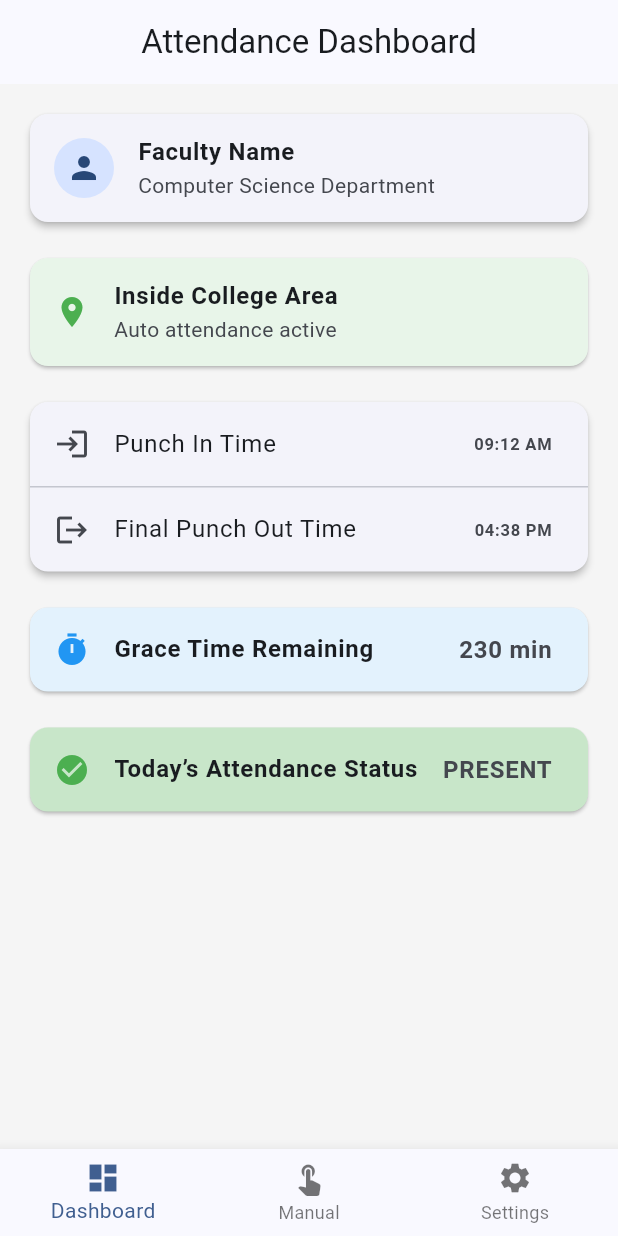
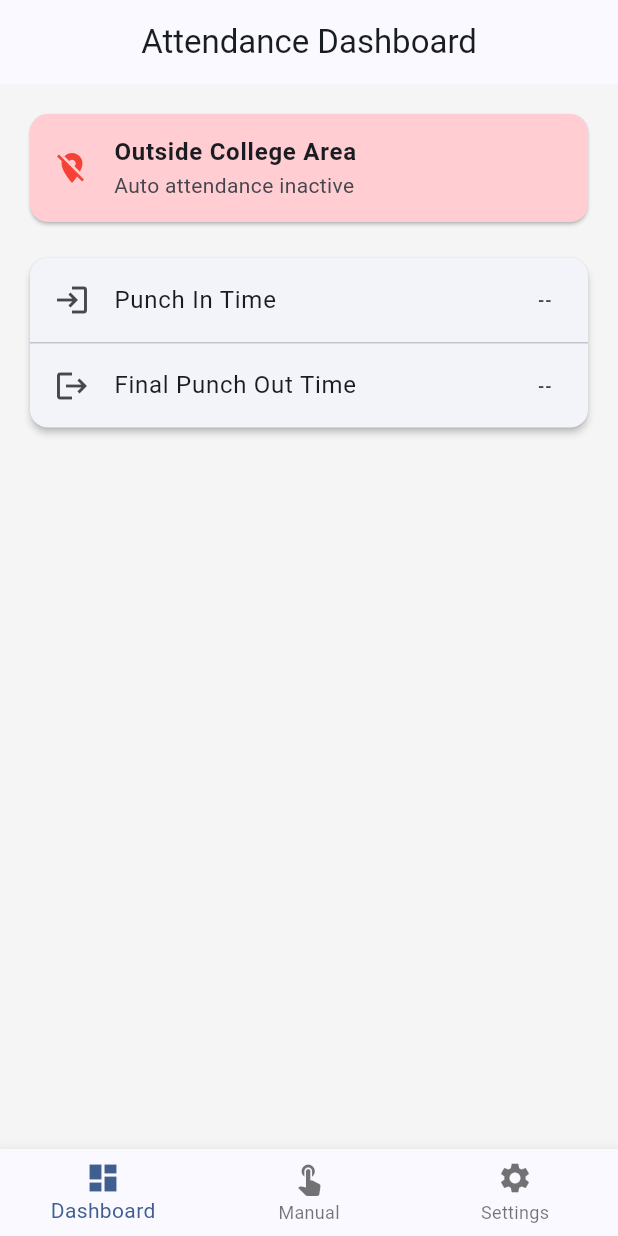
Before and after one commit to viperdetox-creator/Auto-attendance, a Flutter app: the screen it shows after launch, after a tap on "Login", on a phone screen of 412 x 824 dp. Run offline on Flutter 3.47's test engine with Material 3 defaults, Android fonts, the light colour scheme and no system bars; our stand-ins replace geolocator.

Commit message:
Add attendance services and update routing

```diff
--- /dev/null
+++ b/lib/core/services/attendance_service.dart
@@ -0,0 +1,19 @@
+import 'package:flutter/foundation.dart';
+
+class AttendanceService extends ChangeNotifier {
+  DateTime? punchIn;
+  DateTime? finalPunchOut;
+  bool isInside = false;
+
+  void onEnter(DateTime time) {
+    punchIn ??= time; // first punch in only
+    isInside = true;
+    notifyListeners(); // 🔹 notify UI
+  }
+
+  void onExit(DateTime time) {
+    finalPunchOut = time; // always overwrite
+    isInside = false;
+    notifyListeners(); // 🔹 notify UI
+  }
+}
--- /dev/null
+++ b/lib/core/services/geofence_service.dart
@@ -0,0 +1,35 @@
+import 'package:geolocator/geolocator.dart';
+
+class GeofenceService {
+  final double centerLat;
+  final double centerLng;
+  final double radiusInMeters;
+
+  bool _isInside = false;
+
+  GeofenceService({
+    required this.centerLat,
+    required this.centerLng,
+    this.radiusInMeters = 50,
+  });
+
+  /// Returns true only when inside/outside state changes
+  bool check(Position position) {
+    final distance = Geolocator.distanceBetween(
+      centerLat,
+      centerLng,
+      position.latitude,
+      position.longitude,
+    );
+
+    final inside = distance <= radiusInMeters;
+
+    if (inside != _isInside) {
+      _isInside = inside;
+      return true;
+    }
+    return false;
+  }
+
+  bool get isInside => _isInside;
+}
--- /dev/null
+++ b/lib/core/services/location_service.dart
@@ -0,0 +1,25 @@
+import 'package:geolocator/geolocator.dart';
+
+class LocationService {
+  Future<bool> ensurePermission() async {
+    final enabled = await Geolocator.isLocationServiceEnabled();
+    if (!enabled) return false;
+
+    var permission = await Geolocator.checkPermission();
+    if (permission == LocationPermission.denied) {
+      permission = await Geolocator.requestPermission();
+    }
+
+    return permission == LocationPermission.always ||
+        permission == LocationPermission.whileInUse;
+  }
+
+  Stream<Position> getPositionStream() {
+    return Geolocator.getPositionStream(
+      locationSettings: const LocationSettings(
+        accuracy: LocationAccuracy.high,
+        distanceFilter: 5,
+      ),
+    );
+  }
+}
--- a/lib/features/attendance/attendance_screen.dart
+++ b/lib/features/attendance/attendance_screen.dart
@@ -1,7 +1,34 @@
 import 'package:flutter/material.dart';
+import '../../core/services/attendance_service.dart';
 
-class AttendanceScreen extends StatelessWidget {
-  const AttendanceScreen({super.key});
+class AttendanceScreen extends StatefulWidget {
+  final AttendanceService service;
+
+  const AttendanceScreen({
+    super.key,
+    required this.service,
+  });
+
+  @override
+  State<AttendanceScreen> createState() => _AttendanceScreenState();
+}
+
+class _AttendanceScreenState extends State<AttendanceScreen> {
+  @override
+  void initState() {
+    super.initState();
+    widget.service.addListener(_refresh);
+  }
+
+  void _refresh() {
+    if (mounted) setState(() {});
+  }
+
+  @override
+  void dispose() {
+    widget.service.removeListener(_refresh);
+    super.dispose();
+  }
 
   @override
   Widget build(BuildContext context) {
@@ -10,119 +37,84 @@ class AttendanceScreen extends StatelessWidget {
         title: const Text('Attendance Dashboard'),
         centerTitle: true,
       ),
-      body: Padding(
+      body: SafeArea(
+        child: SingleChildScrollView(
           padding: const EdgeInsets.all(16),
           child: Column(
             children: [
-            _facultyCard(),
-            const SizedBox(height: 16),
               _statusCard(),
               const SizedBox(height: 16),
-            _punchDetailsCard(),
-            const SizedBox(height: 16),
-            _graceTimeCard(),
-            const SizedBox(height: 16),
-            _attendanceResultCard(),
+              _punchCard(context),
             ],
+          ),
         ),
       ),
     );
   }
 
-  // ------------------ UI SECTIONS ------------------
-
-  Widget _facultyCard() {
+  // ================= STATUS CARD =================
+  Widget _statusCard() {
     return Card(
-      elevation: 2,
+      color: widget.service.isInside
+          ? Colors.green.shade100
+          : Colors.red.shade100,
       child: ListTile(
-        leading: const CircleAvatar(child: Icon(Icons.person)),
-        title: const Text(
-          'Faculty Name',
-          style: TextStyle(fontWeight: FontWeight.bold),
+        leading: Icon(
+          widget.service.isInside
+              ? Icons.location_on
+              : Icons.location_off,
+          color: widget.service.isInside
+              ? Colors.green
+              : Colors.red,
         ),
-        subtitle: const Text('Computer Science Department'),
+        title: Text(
+          widget.service.isInside
+              ? 'Inside College Area'
+              : 'Outside College Area',
+          style: const TextStyle(fontWeight: FontWeight.bold),
+        ),
+        subtitle: Text(
+          widget.service.isInside
+              ? 'Auto attendance active'
+              : 'Auto attendance inactive',
+        ),
       ),
     );
   }
 
-  Widget _statusCard() {
-    return Card(
-      color: Colors.green.shade50,
-      child: ListTile(
-        leading: const Icon(Icons.location_on, color: Colors.green),
-        title: const Text(
-          'Inside College Area',
-          style: TextStyle(fontWeight: FontWeight.bold),
-        ),
-        subtitle: const Text('Auto attendance active'),
-      ),
-    );
-  }
-
-  Widget _punchDetailsCard() {
+  // ================= PUNCH CARD =================
+  Widget _punchCard(BuildContext context) {
     return Card(
       elevation: 2,
       child: Column(
-        children: const [
+        children: [
           ListTile(
-            leading: Icon(Icons.login),
-            title: Text('Punch In Time'),
+            leading: const Icon(Icons.login),
+            title: const Text('Punch In Time'),
             trailing: Text(
-              '09:12 AM',
-              style: TextStyle(fontWeight: FontWeight.bold),
+              widget.service.punchIn == null
+                  ? '--'
+                  : TimeOfDay.fromDateTime(
+                      widget.service.punchIn!,
+                    ).format(context),
+              style: const TextStyle(fontWeight: FontWeight.bold),
             ),
           ),
-          Divider(height: 1),
+          const Divider(height: 1),
           ListTile(
-            leading: Icon(Icons.logout),
-            title: Text('Final Punch Out Time'),
+            leading: const Icon(Icons.logout),
+            title: const Text('Final Punch Out Time'),
             trailing: Text(
-              '04:38 PM',
-              style: TextStyle(fontWeight: FontWeight.bold),
+              widget.service.finalPunchOut == null
+                  ? '--'
+                  : TimeOfDay.fromDateTime(
+                      widget.service.finalPunchOut!,
+                    ).format(context),
+              style: const TextStyle(fontWeight: FontWeight.bold),
             ),
           ),
         ],
       ),
     );
   }
-
-  Widget _graceTimeCard() {
-    return Card(
-      color: Colors.blue.shade50,
-      child: ListTile(
-        leading: const Icon(Icons.timer, color: Colors.blue),
-        title: const Text(
-          'Grace Time Remaining',
-          style: TextStyle(fontWeight: FontWeight.bold),
-        ),
-        trailing: const Text(
-          '230 min',
-          style: TextStyle(
-            fontWeight: FontWeight.bold,
-            fontSize: 16,
-          ),
-        ),
-      ),
-    );
 }
-
-  Widget _attendanceResultCard() {
-    return Card(
-      color: Colors.green.shade100,
-      child: ListTile(
-        leading: const Icon(Icons.check_circle, color: Colors.green),
-        title: const Text(
-          'Today’s Attendance Status',
-          style: TextStyle(fontWeight: FontWeight.bold),
-        ),
-        trailing: const Text(
-          'PRESENT',
-          style: TextStyle(
-            fontWeight: FontWeight.bold,
-            fontSize: 16,
-          ),
-        ),
-      ),
-    );
-  }
-}
--- a/lib/features/dashboard/main_dashboard.dart
+++ b/lib/features/dashboard/main_dashboard.dart
@@ -1,7 +1,13 @@
 import 'package:flutter/material.dart';
+
 import '../attendance/attendance_screen.dart';
 import '../manual/manual_punch_screen.dart';
 import '../settings/settings_screen.dart';
+
+// 🔹 BACKEND IMPORTS
+import '../../core/services/location_service.dart';
+import '../../core/services/geofence_service.dart';
+import '../../core/services/attendance_service.dart';
 
 class MainDashboard extends StatefulWidget {
   const MainDashboard({super.key});
@@ -13,11 +19,82 @@ class MainDashboard extends StatefulWidget {
 class _MainDashboardState extends State<MainDashboard> {
   int _currentIndex = 0;
 
-  final _pages = const [
-    AttendanceScreen(),
-    ManualPunchScreen(),
-    SettingsScreen(),
-  ];
+  late final List<Widget> _pages;
+
+  // 🔹 BACKEND OBJECTS
+  final LocationService _locationService = LocationService();
+  late final GeofenceService _geofenceService;
+  final AttendanceService _attendanceService = AttendanceService();
+
+  bool _initialChecked = false;
+
+  @override
+  void initState() {
+    super.initState();
+
+    // 🔹 DEFINE COLLEGE LOCATION
+    _geofenceService = GeofenceService(
+      centerLat: 9.413304,
+      centerLng: 76.641557,
+      radiusInMeters: 150,
+    );
+
+    // 🔹 CONNECT BACKEND → UI
+    _pages = [
+      AttendanceScreen(service: _attendanceService),
+      const ManualPunchScreen(),
+      const SettingsScreen(),
+    ];
+
+    // 🔹 START BACKEND AFTER UI LOADS
+    WidgetsBinding.instance.addPostFrameCallback((_) {
+      _startTracking();
+    });
+  }
+
+  // 🔹 GEOFENCING + ATTENDANCE LOGIC
+  void _startTracking() async {
+    debugPrint('==============================');
+    debugPrint('BACKEND TRACKING STARTED');
+
+    final allowed = await _locationService.ensurePermission();
+    debugPrint('LOCATION PERMISSION: $allowed');
+
+    if (!allowed) {
+      debugPrint('Permission denied. Tracking stopped.');
+      return;
+    }
+
+    _locationService.getPositionStream().listen((position) {
+      debugPrint(
+        'LOCATION UPDATE -> lat:${position.latitude}, lng:${position.longitude}',
+      );
+
+      // 🔹 FIRST LOCATION FIX (already inside)
+      if (!_initialChecked) {
+        _initialChecked = true;
+
+        _geofenceService.check(position);
+        if (_geofenceService.isInside) {
+          _attendanceService.onEnter(DateTime.now());
+          debugPrint('AUTO PUNCH IN (INITIAL INSIDE)');
+        }
+        return;
+      }
+
+      // 🔹 NORMAL ENTRY / EXIT
+      final changed = _geofenceService.check(position);
+      if (!changed) return;
+
+      if (_geofenceService.isInside) {
+        _attendanceService.onEnter(DateTime.now());
+        debugPrint('AUTO PUNCH IN');
+      } else {
+        _attendanceService.onExit(DateTime.now());
+        debugPrint('AUTO PUNCH OUT');
+      }
+    });
+  }
 
   @override
   Widget build(BuildContext context) {
--- a/lib/routes/app_routes.dart
+++ b/lib/routes/app_routes.dart
@@ -1,16 +1,9 @@
-import 'package:flutter/material.dart';
 import '../features/auth/login_screen.dart';
-import '../features/attendance/attendance_screen.dart';
-import '../features/history/history_screen.dart';
 
 class AppRoutes {
   static const login = '/login';
-  static const attendance = '/attendance';
-  static const history = '/history';
 
-  static final Map<String, WidgetBuilder> routes = {
+  static final routes = {
     login: (context) => const LoginScreen(),
-    attendance: (context) => const AttendanceScreen(),
-    history: (context) => const HistoryScreen(),
   };
 }
--- a/pubspec.yaml
+++ b/pubspec.yaml
@@ -28,6 +28,8 @@ environment:
 # the latest version available on pub.dev. To see which dependencies have newer
 # versions available, run `flutter pub outdated`.
 dependencies:
+  geolocator: ^10.1.0
+  permission_handler: ^11.0.1
   flutter:
     sdk: flutter
 
```
Also changed, not shown: lib/core/models/attendance_event.dart (added), lib/core/services/grace_time_service.dart (added), pubspec.lock, 4 other files. Lines whose indentation alone changed are shown as unchanged.
